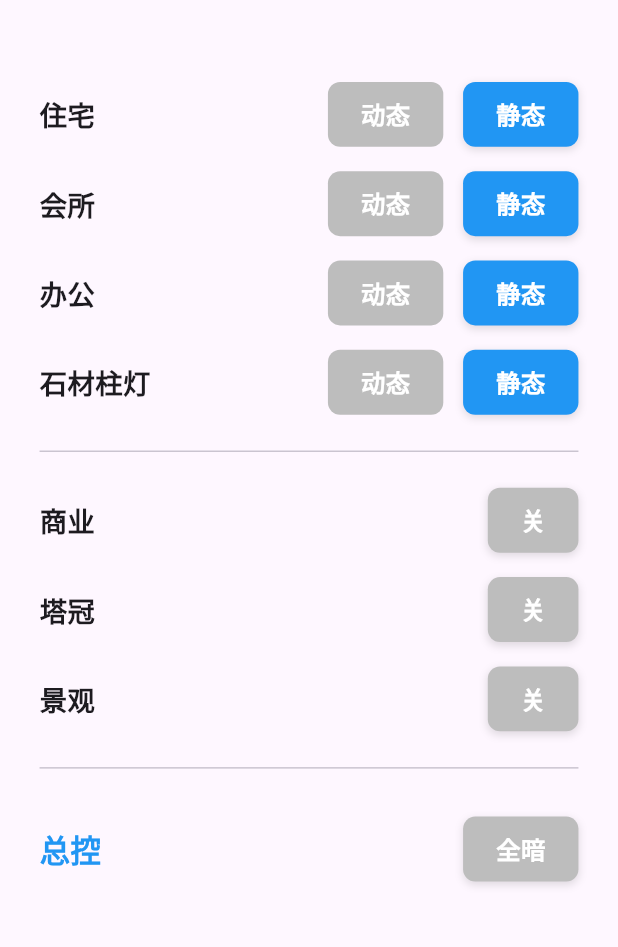
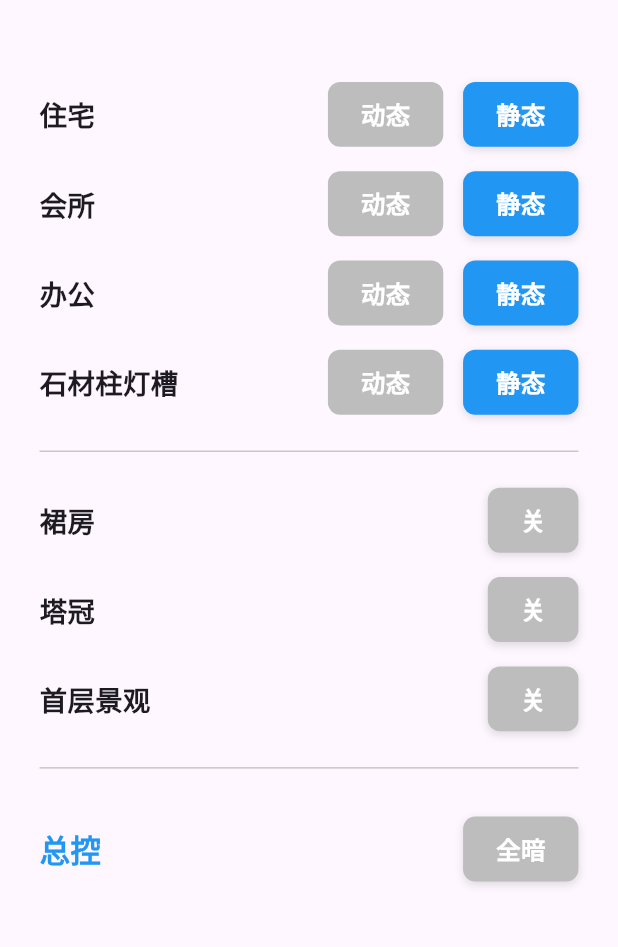
Before and after one commit to c3812600/Models_liupei, a Flutter app: the screen it shows after launch, on a phone screen of 412 x 824 dp, the part 63-1010 px from its top. Run offline on Flutter 3.47's test engine with Material 3 defaults, Android fonts, the phone set to English and light mode, and no system bars; our stand-ins replace flutter_screenutil.

Commit message:
修改名称

```diff
--- a/sand_table_control/lib/ui/home_page.dart
+++ b/sand_table_control/lib/ui/home_page.dart
@@ -32,13 +32,13 @@ class HomePage extends StatelessWidget {
                     _buildDoubleControlRow(context, '住宅', 'residential'),
                     _buildDoubleControlRow(context, '会所', 'clubhouse'),
                     _buildDoubleControlRow(context, '办公', 'office'),
-                    _buildDoubleControlRow(context, '石材柱灯', 'outline_light'),
+                    _buildDoubleControlRow(context, '石材柱灯槽', 'outline_light'),
 
                     Divider(height: 32.h),
 
-                    _buildSingleControlRow(context, '商业', 'commercial', textOn: '开', textOff: '关'),
+                    _buildSingleControlRow(context, '裙房', 'commercial', textOn: '开', textOff: '关'),
                     _buildSingleControlRow(context, '塔冠', 'tower_crown', textOn: '开', textOff: '关'),
-                    _buildSingleControlRow(context, '景观', 'landscape', textOn: '开', textOff: '关'),
+                    _buildSingleControlRow(context, '首层景观', 'landscape', textOn: '开', textOff: '关'),
 
                     Divider(height: 32.h),
 
```
